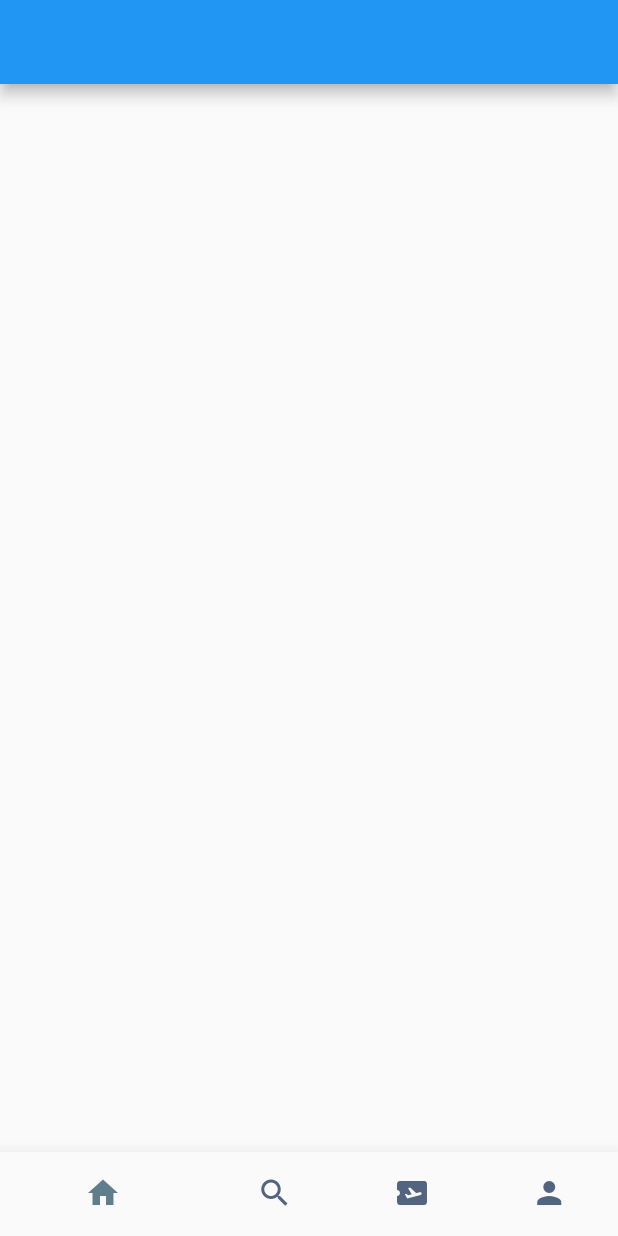
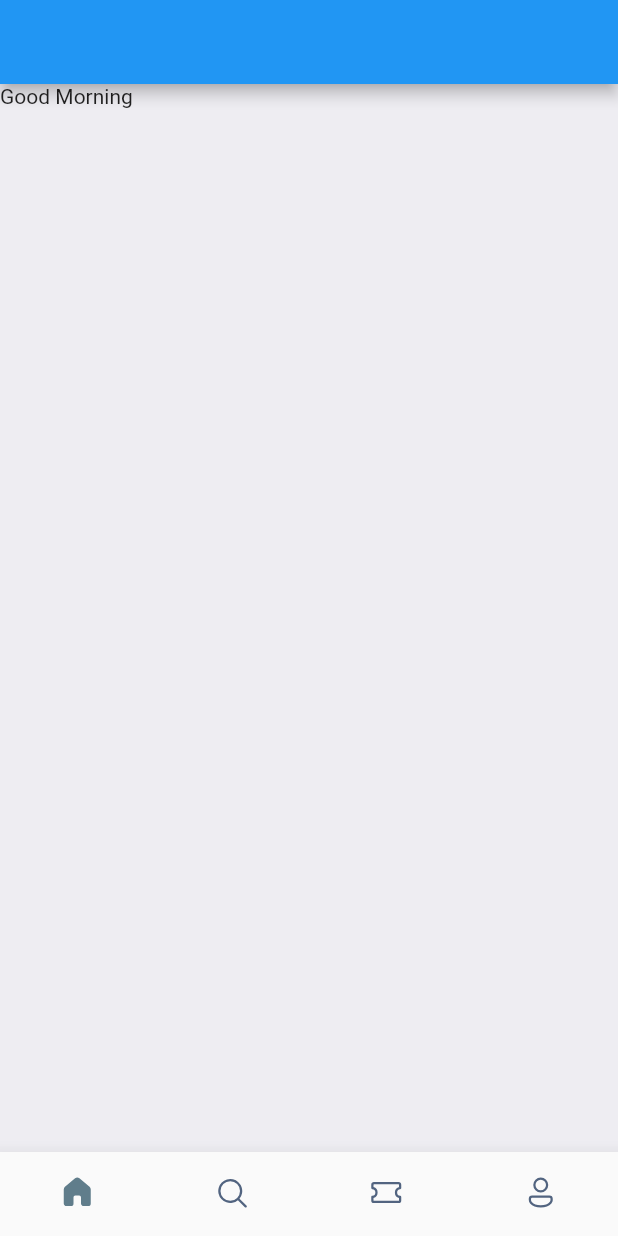
Before and after one commit to Angelo-Ponce/flutter_booktickets_app, a Flutter app: the screen it shows after launch, on a phone screen of 412 x 824 dp. Run offline on Flutter 3.47's test engine with Material 2 defaults, Android fonts, the phone set to English and light mode, and no system bars; our stand-ins replace fluentui_icons.

Commit message:
✨ add home screen

```diff
--- a/lib/screens/bottom_bar.dart
+++ b/lib/screens/bottom_bar.dart
@@ -1,4 +1,6 @@
+import 'package:fluentui_icons/fluentui_icons.dart';
 import 'package:flutter/material.dart';
+import 'package:flutter_booktickets_app/screens/home_screen.dart';
 
 class BottomBar extends StatefulWidget {
   const BottomBar({super.key});
@@ -8,23 +10,52 @@ class BottomBar extends StatefulWidget {
 }
 
 class _BottomBarState extends State<BottomBar> {
+  int _selectedIndex = 0;
+
+  static final List<Widget> _widgetOptions = <Widget>[
+    const HomeScreen()
+  ];
+
+  void _onItemTapped(int index){
+    setState(() {
+      _selectedIndex = index;
+    });
+  }
+
   @override
   Widget build(BuildContext context) {
     return Scaffold(
       appBar: AppBar(
         title: const Text(''),
       ),
+      body: _widgetOptions[_selectedIndex],
       bottomNavigationBar: BottomNavigationBar(
+        currentIndex: _selectedIndex,
+        onTap: _onItemTapped,
         elevation: 10,
         showSelectedLabels: false,
         showUnselectedLabels: false,
         selectedItemColor: Colors.blueGrey,
         unselectedItemColor: const Color(0xFF526480),
+        // para que no se muevan los iconos
+        type: BottomNavigationBarType.fixed,
         items: const [
-          BottomNavigationBarItem(icon: Icon(Icons.home), label: 'Home'),
-          BottomNavigationBarItem(icon: Icon(Icons.search), label: 'Search'),
-          BottomNavigationBarItem(icon: Icon(Icons.airplane_ticket), label: 'Ticket'),
-          BottomNavigationBarItem(icon: Icon(Icons.person), label: 'Profile'),
+          BottomNavigationBarItem(icon: Icon(FluentSystemIcons.ic_fluent_home_regular),
+            activeIcon: Icon(FluentSystemIcons.ic_fluent_home_filled),
+            label: 'Home'
+          ),
+          BottomNavigationBarItem(icon: Icon(FluentSystemIcons.ic_fluent_search_regular),
+            activeIcon: Icon(FluentSystemIcons.ic_fluent_search_filled),
+            label: 'Search'
+          ),
+          BottomNavigationBarItem(icon: Icon(FluentSystemIcons.ic_fluent_ticket_regular),
+            activeIcon: Icon(FluentSystemIcons.ic_fluent_ticket_filled),
+            label: 'Ticket'
+          ),
+          BottomNavigationBarItem(icon: Icon(FluentSystemIcons.ic_fluent_person_regular),
+            activeIcon: Icon(FluentSystemIcons.ic_fluent_person_filled),
+            label: 'Profile'
+          ),
         ]
       ),
     );
--- /dev/null
+++ b/lib/screens/home_screen.dart
@@ -0,0 +1,27 @@
+import 'package:flutter/material.dart';
+
+class HomeScreen extends StatelessWidget {
+  const HomeScreen({super.key});
+
+  @override
+  Widget build(BuildContext context) {
+    return Scaffold(
+      backgroundColor: const Color(0xFFeeedf2),
+      body: ListView(
+        children: [
+          Container(
+            child: Column(
+              children: [
+                Row(
+                  children: const [
+                    Text('Good Morning')
+                  ],
+                )
+              ],
+            ),
+          )
+        ],
+      ),
+    );
+  }
+}
```
Also changed, not shown: pubspec.yaml (+4 -12 lines), pubspec.lock.
